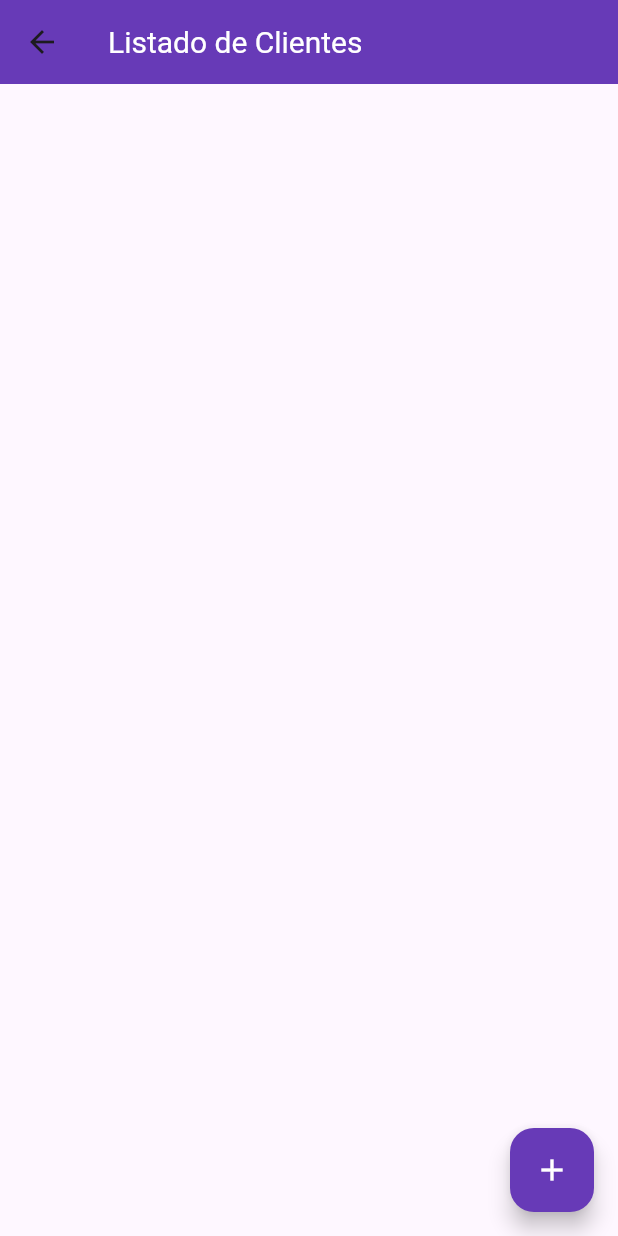
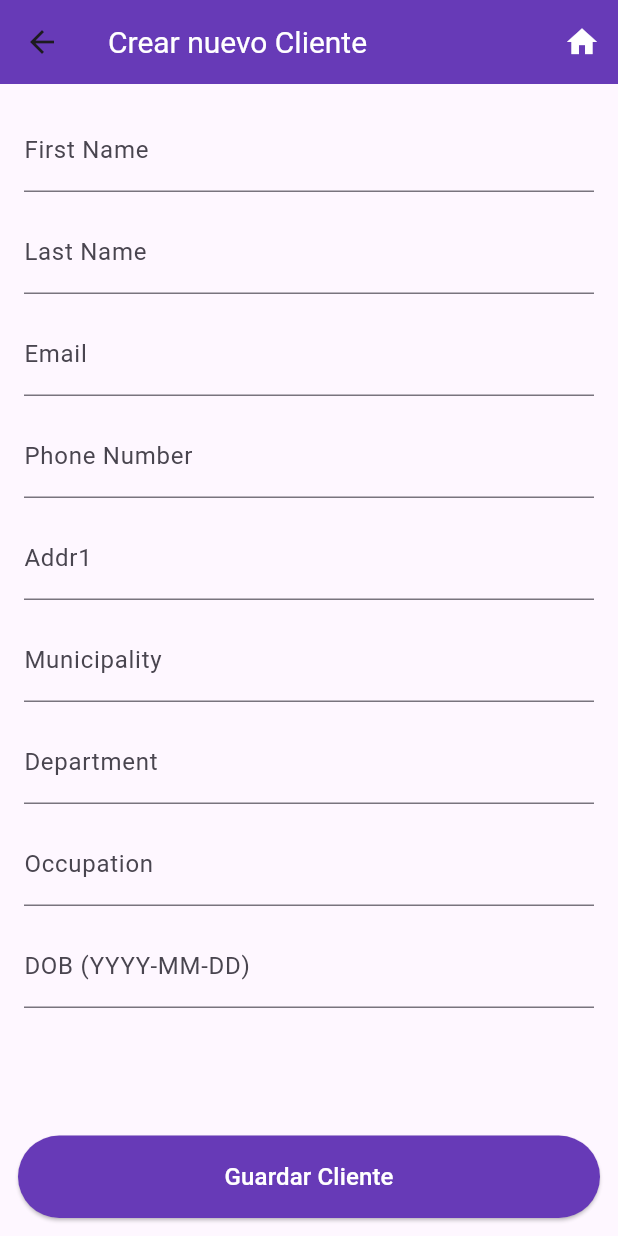
Before and after one commit to N4THB3N/ge01-flutter-front-app, a Flutter app: the HomeScreen screen opened by its route, after a tap on the "add" icon, on a phone screen of 412 x 824 dp. Run offline on Flutter 3.47's test engine with Material 3 defaults, Android fonts, the phone set to English and light mode, and no system bars; our stand-ins replace email_validator, shared_preferences; accounts and stored records are empty; network calls fail.

Commit message:
feat(ux): Agregando cliente nuevo

```diff
--- a/lib/main.dart
+++ b/lib/main.dart
@@ -3,6 +3,7 @@ import 'package:ge01_crud_front/config/session_manager.dart';
 import 'package:ge01_crud_front/providers/client_provider.dart';
 import 'package:ge01_crud_front/providers/login_provider.dart';
 import 'package:ge01_crud_front/providers/user_provider.dart';
+import 'package:ge01_crud_front/screens/add_client_screen.dart';
 import 'package:ge01_crud_front/screens/home_screen.dart';
 import 'package:ge01_crud_front/screens/login_screen.dart';
 import 'package:provider/provider.dart';
@@ -30,6 +31,7 @@ class MyApp extends StatelessWidget {
         routes: {
           'login': (_) => LoginScreen(),
           'home': (_) => HomeScreen(),
+          'addUser': (_) => AddClientScreen()
         },
         initialRoute: 'login',
       ),
--- a/lib/providers/client_provider.dart
+++ b/lib/providers/client_provider.dart
@@ -1,3 +1,4 @@
+import 'dart:convert';
 import 'package:flutter/material.dart';
 import 'package:ge01_crud_front/config/session_manager.dart';
 import 'package:ge01_crud_front/constants.dart';
@@ -13,8 +14,8 @@ class ClientProvider with ChangeNotifier{
     getClients();
   }
 
-  getClients() async {
-    final urlClientsGet = Uri.http(urlApi + ":" + clientPort.toString(), '/api/clients');
+  Future getClients() async {
+    final urlClientsGet = Uri.http('$urlApi:$clientPort', '/api/clients');
     final resp = await http.get(urlClientsGet, headers: {
       'Content-Type': 'application/json',
       'Accept': 'application/json',
@@ -33,4 +34,16 @@ class ClientProvider with ChangeNotifier{
       throw Exception('Failed to fetch clients: ${resp.statusCode} - ${resp.body}');
     }
   }
+
+  Future insertClient(Map<String, dynamic> body) async {
+    final urlClientsGet = Uri.http('$urlApi:$clientPort', '/api/clients');
+    await http.post(urlClientsGet, headers: {
+      'Content-Type': 'application/json',
+      'Accept': 'application/json',
+      'Authorization': 'Bearer ${SessionManager.authToken}',
+    },
+    body: jsonEncode(body),
+    );
+    notifyListeners();
+  }
 }
--- /dev/null
+++ b/lib/screens/add_client_screen.dart
@@ -0,0 +1,193 @@
+import 'package:flutter/material.dart';
+import 'package:email_validator/email_validator.dart';
+import 'package:ge01_crud_front/providers/client_provider.dart';
+import 'package:provider/provider.dart';
+
+class AddClientScreen extends StatefulWidget {
+  const AddClientScreen({super.key});
+
+  @override
+  State<AddClientScreen> createState() => _AddClientScreenState();
+}
+
+class _AddClientScreenState extends State<AddClientScreen> {
+  final _formKey = GlobalKey<FormState>();
+
+  final TextEditingController _firstNameCtrl = TextEditingController();
+  final TextEditingController _lastNameCtrl = TextEditingController();
+  final TextEditingController _emailCtrl = TextEditingController();
+  final TextEditingController _phoneCtrl = TextEditingController();
+  final TextEditingController _addrCtrl = TextEditingController();
+  final TextEditingController _municipalityCtrl = TextEditingController();
+  final TextEditingController _departmentCtrl = TextEditingController();
+  final TextEditingController _occupationCtrl = TextEditingController();
+  final TextEditingController _dobCtrl = TextEditingController();
+
+  DateTime? _selectedDob;
+
+  @override
+  void dispose() {
+    _firstNameCtrl.dispose();
+    _lastNameCtrl.dispose();
+    _emailCtrl.dispose();
+    _phoneCtrl.dispose();
+    _addrCtrl.dispose();
+    _municipalityCtrl.dispose();
+    _departmentCtrl.dispose();
+    _occupationCtrl.dispose();
+    _dobCtrl.dispose();
+    super.dispose();
+  }
+
+  void _pickDob() async {
+    final now = DateTime.now();
+    final initial = _selectedDob ?? DateTime(now.year - 25);
+    final picked = await showDatePicker(
+      context: context,
+      initialDate: initial,
+      firstDate: DateTime(1900),
+      lastDate: now,
+    );
+    if (picked != null) {
+      setState(() {
+        _selectedDob = picked;
+        _dobCtrl.text = '${picked.year}-${picked.month.toString().padLeft(2, '0')}-${picked.day.toString().padLeft(2, '0')}';
+      });
+    }
+  }
+
+  void _save() {
+    if (!_formKey.currentState!.validate()) return;
+
+    final clientData = {
+      'first_Name': _firstNameCtrl.text.trim(),
+      'last_Name': _lastNameCtrl.text.trim(),
+      'email': _emailCtrl.text.trim(),
+      'phone_Number': _phoneCtrl.text.trim(),
+      'addr1': _addrCtrl.text.trim(),
+      'municipality': _municipalityCtrl.text.trim(),
+      'department': _departmentCtrl.text.trim(),
+      'occupation': _occupationCtrl.text.trim(),
+      'dob': _dobCtrl.text.trim(),
+    };
+
+    final clientProvider = Provider.of<ClientProvider>(context, listen: false);
+    clientProvider.insertClient(clientData);
+
+    ScaffoldMessenger.of(context).showSnackBar(SnackBar(content: Text('Cliente listo para guardar')));
+    Navigator.pushReplacementNamed(context, 'home');
+  }
+
+  @override
+  Widget build(BuildContext context) {
+    return Scaffold(
+      appBar: AppBar(
+        backgroundColor: Colors.deepPurple,
+        title: Text('Crear nuevo Cliente'),
+        titleTextStyle: TextStyle(color: Colors.white, fontSize: 20),
+        actions: [
+          IconButton(
+            tooltip: 'Ir al inicio',
+            icon: Icon(Icons.home),
+            color: Colors.white,
+            onPressed: () {
+              Navigator.pushReplacementNamed(context, 'home');
+            },
+          ),
+        ],
+      ),
+      body: createClientForm(),
+      bottomNavigationBar: createClientButton(context),
+    );
+  }
+
+  SafeArea createClientButton(BuildContext context) {
+    return SafeArea(
+      child: Padding(
+        padding: const EdgeInsets.all(12.0),
+        child: ElevatedButton(
+          style: ElevatedButton.styleFrom(
+            backgroundColor: Colors.deepPurple,
+            padding: EdgeInsets.symmetric(vertical: 16),
+          ),
+          onPressed: () {
+            _save();
+          },
+          child: Text('Guardar Cliente', style: TextStyle(color: Colors.white, fontSize: 16)),
+        ),
+      ),
+    );
+  }
+
+  SingleChildScrollView createClientForm() {
+    return SingleChildScrollView(
+      padding: const EdgeInsets.all(16.0),
+      child: Form(
+        key: _formKey,
+        child: Column(
+          children: [
+            TextFormField(
+              controller: _firstNameCtrl,
+              decoration: InputDecoration(labelText: 'First Name'),
+              validator: (v) => (v == null || v.trim().isEmpty) ? 'Required' : null,
+            ),
+            SizedBox(height: 12),
+            TextFormField(
+              controller: _lastNameCtrl,
+              decoration: InputDecoration(labelText: 'Last Name'),
+              validator: (v) => (v == null || v.trim().isEmpty) ? 'Required' : null,
+            ),
+            SizedBox(height: 12),
+            TextFormField(
+              controller: _emailCtrl,
+              autocorrect: false,
+              decoration: InputDecoration(labelText: 'Email'),
+              keyboardType: TextInputType.emailAddress,
+              validator: (value){
+                return EmailValidator.validate(value.toString())
+                    ? null
+                    : 'El valor ingresado no es un correo electronico';
+              },
+            ),
+            SizedBox(height: 12),
+            TextFormField(
+              controller: _phoneCtrl,
+              decoration: InputDecoration(labelText: 'Phone Number'),
+              keyboardType: TextInputType.phone,
+              validator: (v) => (v != null && v.trim().length >= 6) ? null : 'Enter a valid phone',
+            ),
+            SizedBox(height: 12),
+            TextFormField(
+              controller: _addrCtrl,
+              decoration: InputDecoration(labelText: 'Addr1'),
+            ),
+            SizedBox(height: 12),
+            TextFormField(
+              controller: _municipalityCtrl,
+              decoration: InputDecoration(labelText: 'Municipality'),
+            ),
+            SizedBox(height: 12),
+            TextFormField(
+              controller: _departmentCtrl,
+              decoration: InputDecoration(labelText: 'Department'),
+            ),
+            SizedBox(height: 12),
+            TextFormField(
+              controller: _occupationCtrl,
+              decoration: InputDecoration(labelText: 'Occupation'),
+            ),
+            SizedBox(height: 12),
+            TextFormField(
+              controller: _dobCtrl,
+              decoration: InputDecoration(labelText: 'DOB (YYYY-MM-DD)'),
+              readOnly: true,
+              onTap: _pickDob,
+              validator: (v) => (v == null || v.trim().isEmpty) ? 'Select date' : null,
+            ),
+            SizedBox(height: 24),
+          ],
+        ),
+      ),
+    );
+  }
+}
--- a/lib/screens/home_screen.dart
+++ b/lib/screens/home_screen.dart
@@ -8,6 +8,7 @@ class HomeScreen extends StatelessWidget {
   @override
   Widget build(BuildContext context) {
     final clientProvider = Provider.of<ClientProvider>(context);
+    clientProvider.getClients();
     return Scaffold(
       appBar: AppBar(
         backgroundColor: Colors.deepPurple,
@@ -31,7 +32,7 @@ class HomeScreen extends StatelessWidget {
         ),
       floatingActionButton: FloatingActionButton(
         onPressed: () {
-          // Add your action here
+          Navigator.pushReplacementNamed(context, 'addUser');
         },
         backgroundColor: Colors.deepPurple,
         child: Icon(Icons.add, color: Colors.white),
```
